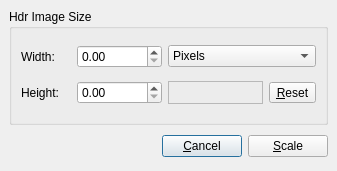
Old version of the form src/Resize/ResizeDialog.ui in the repository LuminanceHDR/LuminanceHDR.
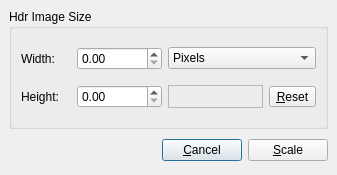
New version of the form. Icons and pictures are not drawn.

Diff of the .ui file:
```diff
--- a/src/Resize/ResizeDialog.ui
+++ b/src/Resize/ResizeDialog.ui
@@ -1,12 +1,12 @@
 <ui version="4.0" >
  <class>ResizeDialog</class>
- <widget class="QDialog" name="ResizeDialog" >
-  <property name="geometry" >
+ <widget class="QDialog" name="ResizeDialog">
+  <property name="geometry">
    <rect>
     <x>0</x>
     <y>0</y>
     <width>337</width>
-    <height>171</height>
+    <height>175</height>
    </rect>
   </property>
   <property name="windowTitle" >
@@ -18,41 +18,77 @@
   <property name="modal" >
    <bool>true</bool>
   </property>
-  <layout class="QVBoxLayout" >
-   <property name="margin" >
-    <number>9</number>
-   </property>
-   <property name="spacing" >
+  <layout class="QVBoxLayout">
+   <property name="spacing">
     <number>6</number>
    </property>
+   <property name="leftMargin">
+    <number>9</number>
+   </property>
+   <property name="topMargin">
+    <number>9</number>
+   </property>
+   <property name="rightMargin">
+    <number>9</number>
+   </property>
+   <property name="bottomMargin">
+    <number>9</number>
+   </property>
    <item>
     <widget class="QGroupBox" name="groupBox" >
      <property name="title" >
       <string>Hdr Image Size</string>
      </property>
-     <layout class="QVBoxLayout" >
-      <property name="margin" >
-       <number>9</number>
-      </property>
-      <property name="spacing" >
+     <layout class="QVBoxLayout">
+      <property name="spacing">
        <number>6</number>
       </property>
+      <property name="leftMargin">
+       <number>9</number>
+      </property>
+      <property name="topMargin">
+       <number>9</number>
+      </property>
+      <property name="rightMargin">
+       <number>9</number>
+      </property>
+      <property name="bottomMargin">
+       <number>9</number>
+      </property>
       <item>
-       <layout class="QHBoxLayout" >
-        <property name="margin" >
-         <number>0</number>
-        </property>
-        <property name="spacing" >
+       <layout class="QHBoxLayout">
+        <property name="spacing">
          <number>6</number>
         </property>
+        <property name="leftMargin">
+         <number>0</number>
+        </property>
+        <property name="topMargin">
+         <number>0</number>
+        </property>
+        <property name="rightMargin">
+         <number>0</number>
+        </property>
+        <property name="bottomMargin">
+         <number>0</number>
+        </property>
         <item>
-         <layout class="QHBoxLayout" >
-          <property name="margin" >
-           <number>0</number>
-          </property>
-          <property name="spacing" >
+         <layout class="QHBoxLayout">
+          <property name="spacing">
            <number>6</number>
           </property>
+          <property name="leftMargin">
+           <number>0</number>
+          </property>
+          <property name="topMargin">
+           <number>0</number>
+          </property>
+          <property name="rightMargin">
+           <number>0</number>
+          </property>
+          <property name="bottomMargin">
+           <number>0</number>
+          </property>
           <item>
            <widget class="QLabel" name="label" >
             <property name="minimumSize" >
@@ -85,11 +121,9 @@
          </layout>
         </item>
         <item>
-         <widget class="QComboBox" name="px_or_percentage" >
-          <property name="sizePolicy" >
-           <sizepolicy>
-            <hsizetype>3</hsizetype>
-            <vsizetype>0</vsizetype>
+         <widget class="QComboBox" name="px_or_percentage">
+          <property name="sizePolicy">
+           <sizepolicy hsizetype="MinimumExpanding" vsizetype="Fixed">
             <horstretch>0</horstretch>
             <verstretch>0</verstretch>
            </sizepolicy>
@@ -112,27 +146,43 @@
        </layout>
       </item>
       <item>
-       <layout class="QHBoxLayout" >
-        <property name="margin" >
-         <number>0</number>
-        </property>
-        <property name="spacing" >
+       <layout class="QHBoxLayout">
+        <property name="spacing">
          <number>6</number>
         </property>
+        <property name="leftMargin">
+         <number>0</number>
+        </property>
+        <property name="topMargin">
+         <number>0</number>
+        </property>
+        <property name="rightMargin">
+         <number>0</number>
+        </property>
+        <property name="bottomMargin">
+         <number>0</number>
+        </property>
         <item>
-         <layout class="QHBoxLayout" >
-          <property name="margin" >
-           <number>0</number>
-          </property>
-          <property name="spacing" >
+         <layout class="QHBoxLayout">
+          <property name="spacing">
            <number>6</number>
           </property>
+          <property name="leftMargin">
+           <number>0</number>
+          </property>
+          <property name="topMargin">
+           <number>0</number>
+          </property>
+          <property name="rightMargin">
+           <number>0</number>
+          </property>
+          <property name="bottomMargin">
+           <number>0</number>
+          </property>
           <item>
-           <widget class="QLabel" name="label_2" >
-            <property name="sizePolicy" >
-             <sizepolicy>
-              <hsizetype>0</hsizetype>
-              <vsizetype>5</vsizetype>
+           <widget class="QLabel" name="label_2">
+            <property name="sizePolicy">
+             <sizepolicy hsizetype="Fixed" vsizetype="Preferred">
               <horstretch>0</horstretch>
               <verstretch>0</verstretch>
              </sizepolicy>
@@ -149,11 +199,9 @@
            </widget>
           </item>
           <item>
-           <widget class="QDoubleSpinBox" name="heightSpinBox" >
-            <property name="sizePolicy" >
-             <sizepolicy>
-              <hsizetype>0</hsizetype>
-              <vsizetype>0</vsizetype>
+           <widget class="QDoubleSpinBox" name="heightSpinBox">
+            <property name="sizePolicy">
+             <sizepolicy hsizetype="Fixed" vsizetype="Fixed">
               <horstretch>0</horstretch>
               <verstretch>0</verstretch>
              </sizepolicy>
@@ -209,13 +257,22 @@
     </widget>
    </item>
    <item>
-    <layout class="QHBoxLayout" >
-     <property name="margin" >
-      <number>0</number>
-     </property>
-     <property name="spacing" >
+    <layout class="QHBoxLayout">
+     <property name="spacing">
       <number>6</number>
      </property>
+     <property name="leftMargin">
+      <number>0</number>
+     </property>
+     <property name="topMargin">
+      <number>0</number>
+     </property>
+     <property name="rightMargin">
+      <number>0</number>
+     </property>
+     <property name="bottomMargin">
+      <number>0</number>
+     </property>
      <item>
       <spacer>
        <property name="orientation" >
```
Left out of the diff: 80 changed lines with no effect on the pictures.
